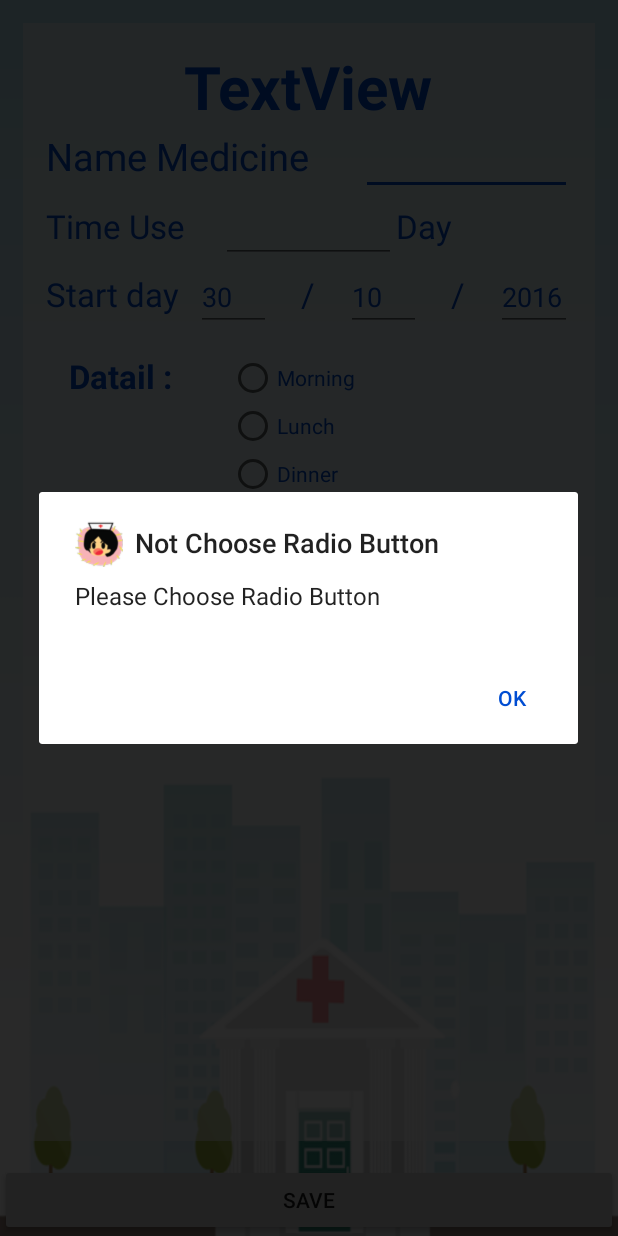
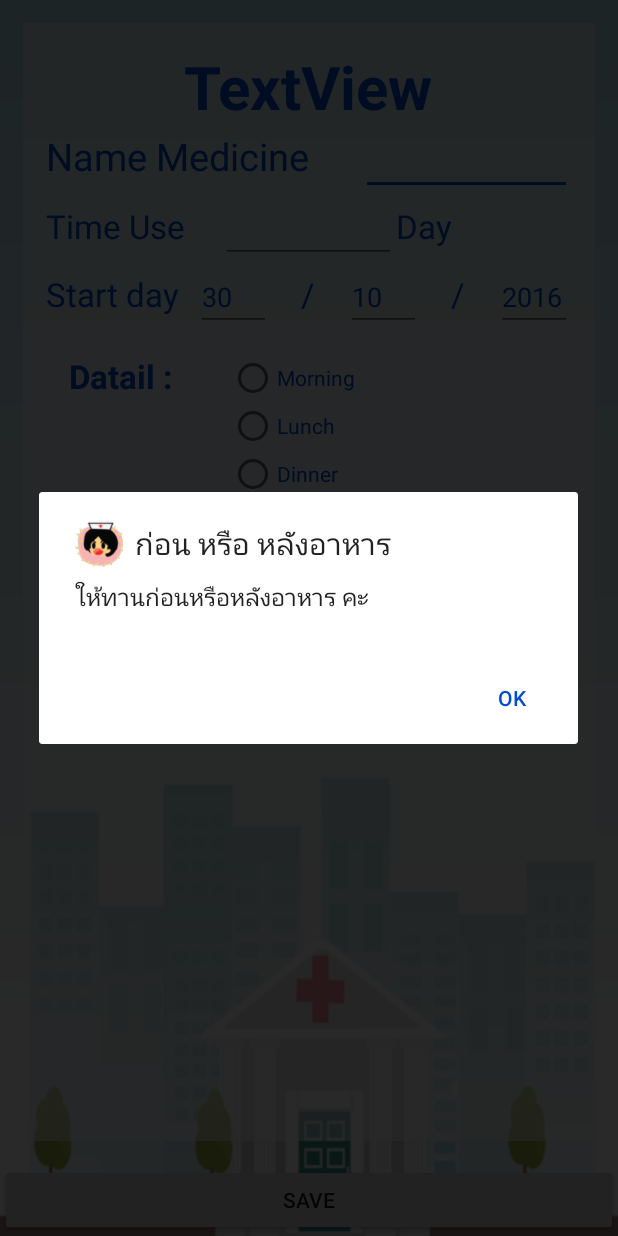
Before and after one commit to masterUNG/Hospital-Room, an Android app: the DrugsaveActivity screen opened directly, with no data from a screen before it, after a tap on "SAVE", on a phone screen of 412 x 824 dp. Run offline under Robolectric (Android 15) with nearby library versions, the phone set to English and light mode, and no system bars.

Commit message:
update 30oct

```diff
--- a/app/src/main/java/kaewmod/hospitalroom/DrugsaveActivity.java
+++ b/app/src/main/java/kaewmod/hospitalroom/DrugsaveActivity.java
@@ -73,7 +73,7 @@ public class DrugsaveActivity extends AppCompatActivity {
                         dinnerRadioButton.isChecked() ||
                         sleepRadioButton.isChecked())) {
 
-                    radioAlert();
+                    radioAlert("ช่วงเวลา", "โปรดเลือกช่วงเวลาทานยา");
 
                 }
 
@@ -81,7 +81,7 @@ public class DrugsaveActivity extends AppCompatActivity {
                     Log.d("29octV3", "True Check");
                 } else {
                     Log.d("29octV3", "False Check");
-                    radioAlert();
+                    radioAlert("ก่อน หรือ หลังอาหาร", "ให้ทานก่อนหรือหลังอาหาร คะ");
                 }
 
 
@@ -113,11 +113,12 @@ public class DrugsaveActivity extends AppCompatActivity {
 
     }   // Main Method
 
-    private void radioAlert() {
+    private void radioAlert(String strTitle,
+                            String strMessage) {
         //Non Choose RadioButton
         MyAlert myAlert = new MyAlert();
         myAlert.myDialog(DrugsaveActivity.this,
-                "Not Choose Radio Button", "Please Choose Radio Button");
+                strTitle, strMessage);
     }
 
     private void currentDate() {
```
